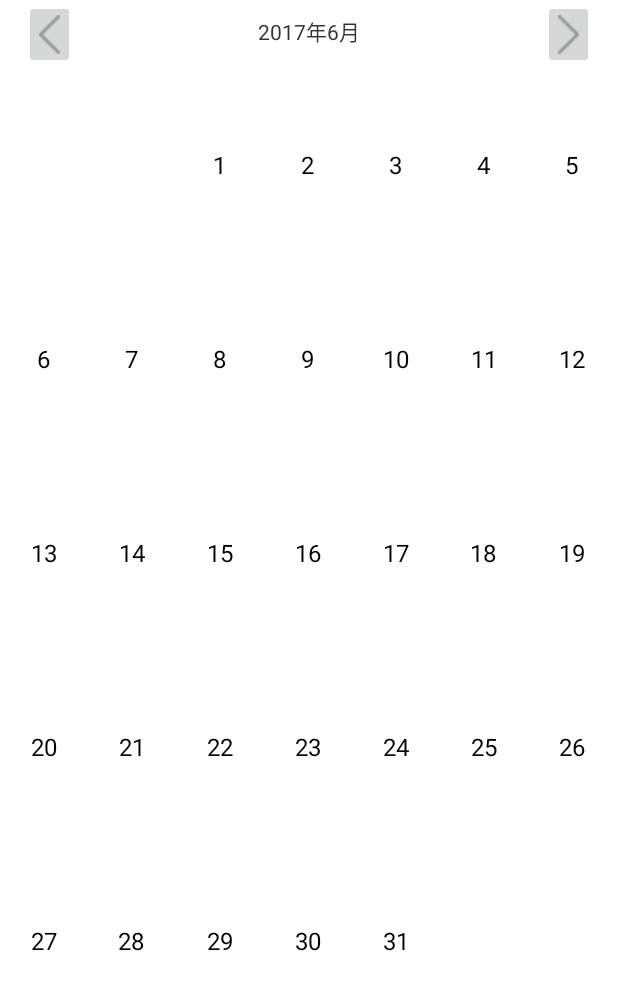
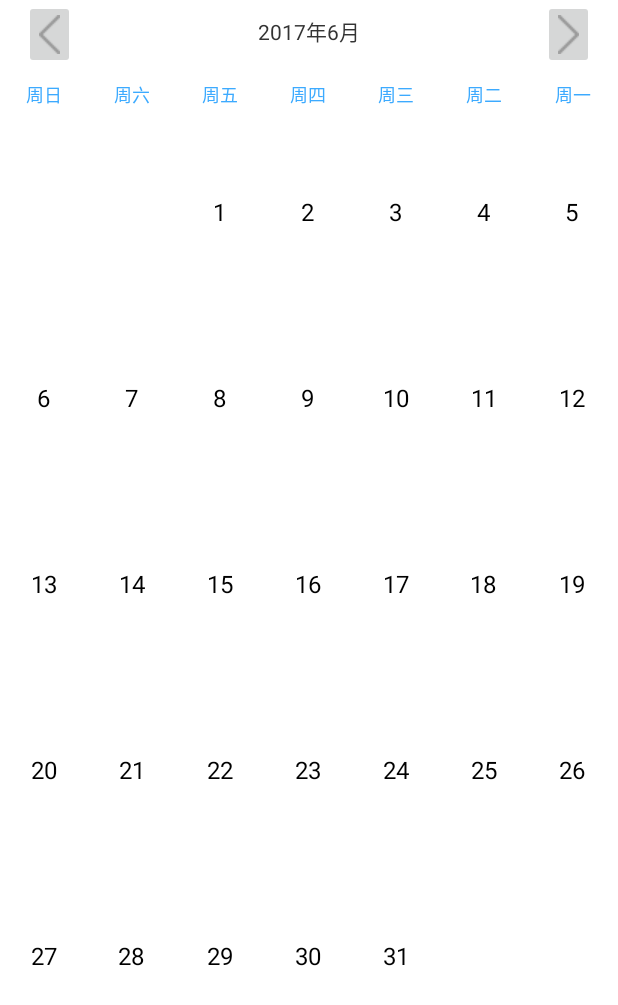
Before and after one commit to YG5740YG/MyViedo, an Android app: the layout calendar_top_view.xml on its own in the app's theme, with its tools: preview values and no code run, on a phone screen of 412 x 824 dp. Shown: the top 1005 px of the screen. Run offline under Robolectric (Android 15) with nearby library versions, the phone set to English and light mode, and no system bars.

Commit message:
updata_calendar_1.1.8

```diff
--- a/mylibrary/src/main/java/com/yg/mylibrary/Calendar/CalendarView.java
+++ b/mylibrary/src/main/java/com/yg/mylibrary/Calendar/CalendarView.java
@@ -314,11 +314,13 @@ public class CalendarView extends View {
             if(mSelYear<mCurYear){
                 return;
             }else {
-                if (mSelMonth < mCurMonth) {
-                    return;
-                }else {
-                    if (mCurDate >= mDays[row][column]&&mSelMonth==mCurMonth) {
+                if(mSelYear==mCurYear) {
+                    if (mSelMonth < mCurMonth) {
                         return;
+                    } else {
+                        if (mCurDate >= mDays[row][column] && mSelMonth == mCurMonth) {
+                            return;
+                        }
                     }
                 }
             }
--- a/mylibrary/src/main/res/layout/calendar_top_view.xml
+++ b/mylibrary/src/main/res/layout/calendar_top_view.xml
@@ -38,6 +38,77 @@
             android:layout_marginRight="@dimen/base_margin"
             android:src="@drawable/ic_arrow_rigth_gray"/>
     </LinearLayout>
+    <LinearLayout
+        android:layout_width="match_parent"
+        android:layout_height="wrap_content"
+        android:orientation="horizontal"
+        android:gravity="center"
+        android:layout_gravity="center"
+        android:background="@color/es_w">
+        <TextView
+            android:layout_width="0dp"
+            android:layout_height="wrap_content"
+            android:layout_weight="1"
+            android:padding="@dimen/half_margin"
+            android:text="周日"
+            android:textSize="@dimen/es_pitch12"
+            android:gravity="center"
+            android:textColor="@color/es_bl"/>
+        <TextView
+            android:layout_width="0dp"
+            android:layout_height="wrap_content"
+            android:layout_weight="1"
+            android:padding="@dimen/half_margin"
+            android:text="周六"
+            android:textSize="@dimen/es_pitch12"
+            android:gravity="center"
+            android:textColor="@color/es_bl"/>
+        <TextView
+            android:layout_width="0dp"
+            android:layout_height="wrap_content"
+            android:layout_weight="1"
+            android:padding="@dimen/half_margin"
+            android:text="周五"
+            android:textSize="@dimen/es_pitch12"
+            android:gravity="center"
+            android:textColor="@color/es_bl"/>
+        <TextView
+            android:layout_width="0dp"
+            android:layout_height="wrap_content"
+            android:layout_weight="1"
+            android:padding="@dimen/half_margin"
+            android:text="周四"
+            android:textSize="@dimen/es_pitch12"
+            android:gravity="center"
+            android:textColor="@color/es_bl"/>
+        <TextView
+            android:layout_width="0dp"
+            android:layout_height="wrap_content"
+            android:layout_weight="1"
+            android:padding="@dimen/half_margin"
+            android:text="周三"
+            android:textSize="@dimen/es_pitch12"
+            android:gravity="center"
+            android:textColor="@color/es_bl"/>
+        <TextView
+            android:layout_width="0dp"
+            android:layout_height="wrap_content"
+            android:layout_weight="1"
+            android:padding="@dimen/half_margin"
+            android:text="周二"
+            android:textSize="@dimen/es_pitch12"
+            android:gravity="center"
+            android:textColor="@color/es_bl"/>
+        <TextView
+            android:layout_width="0dp"
+            android:layout_height="wrap_content"
+            android:layout_weight="1"
+            android:padding="@dimen/half_margin"
+            android:text="周一"
+            android:textSize="@dimen/es_pitch12"
+            android:gravity="center"
+            android:textColor="@color/es_bl"/>
+    </LinearLayout>
     <com.yg.mylibrary.Calendar.CalendarView
         android:id="@+id/calendar_view"
         android:layout_width="match_parent"
```
Also changed, not shown: gradle/wrapper/gradle-wrapper.properties.
